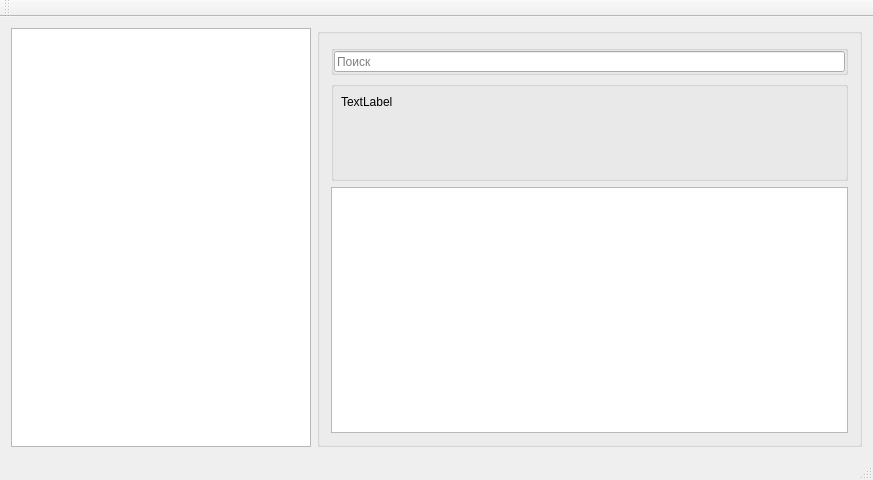
Above: mainwindow.ui from Afinogen/QtApp before the change. Below: the same form after it.
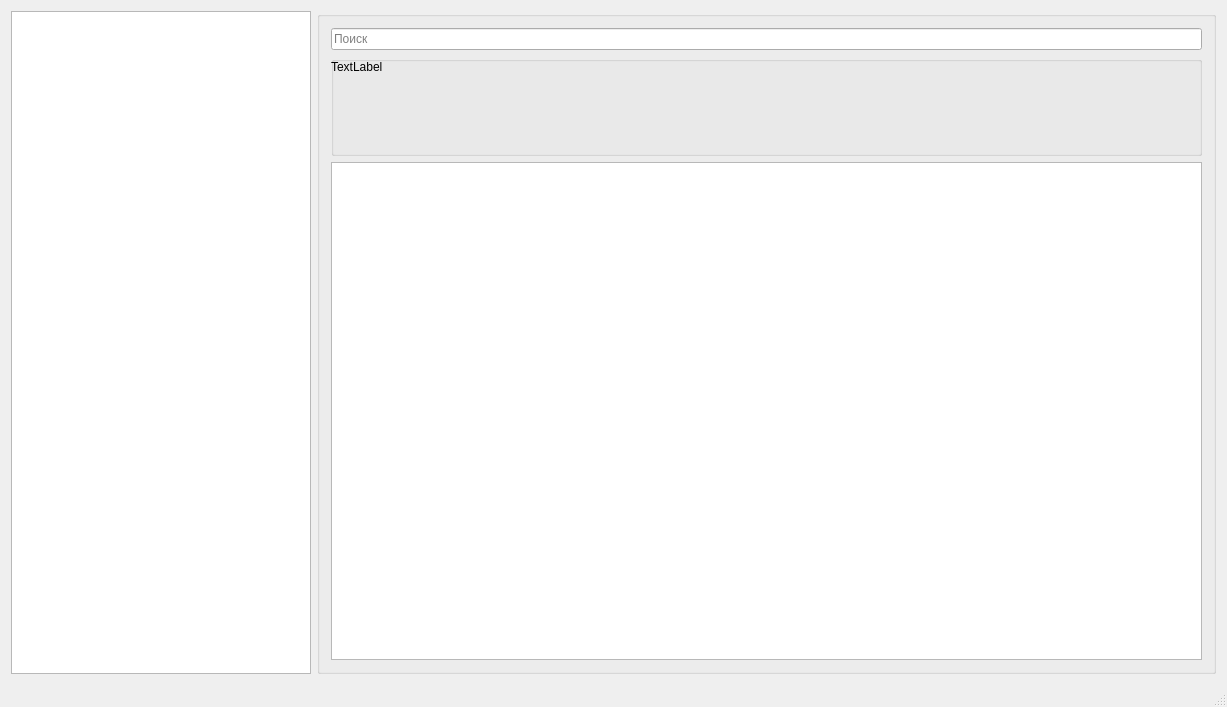
That is the form after the change.

The edit to the form file:
```diff
--- a/mainwindow.ui
+++ b/mainwindow.ui
@@ -6,8 +6,8 @@
    <rect>
     <x>0</x>
     <y>0</y>
-    <width>873</width>
-    <height>480</height>
+    <width>1227</width>
+    <height>707</height>
    </rect>
   </property>
   <property name="windowTitle">
@@ -19,62 +19,125 @@
      <widget class="QTreeView" name="treeView">
       <property name="minimumSize">
        <size>
-        <width>150</width>
-        <height>0</height>
-       </size>
-      </property>
-      <property name="maximumSize">
-       <size>
         <width>300</width>
+        <height>0</height>
+       </size>
+      </property>
+      <property name="maximumSize">
+       <size>
+        <width>0</width>
         <height>16777215</height>
        </size>
       </property>
+      <property name="layoutDirection">
+       <enum>Qt::LeftToRight</enum>
+      </property>
+      <property name="autoFillBackground">
+       <bool>true</bool>
+      </property>
+      <property name="inputMethodHints">
+       <set>Qt::ImhNone</set>
+      </property>
+      <property name="frameShape">
+       <enum>QFrame::StyledPanel</enum>
+      </property>
+      <property name="frameShadow">
+       <enum>QFrame::Sunken</enum>
+      </property>
+      <property name="midLineWidth">
+       <number>0</number>
+      </property>
+      <property name="verticalScrollBarPolicy">
+       <enum>Qt::ScrollBarAsNeeded</enum>
+      </property>
+      <property name="horizontalScrollBarPolicy">
+       <enum>Qt::ScrollBarAsNeeded</enum>
+      </property>
+      <property name="sizeAdjustPolicy">
+       <enum>QAbstractScrollArea::AdjustToContentsOnFirstShow</enum>
+      </property>
+      <property name="autoScroll">
+       <bool>true</bool>
+      </property>
+      <property name="alternatingRowColors">
+       <bool>false</bool>
+      </property>
+      <property name="selectionMode">
+       <enum>QAbstractItemView::SingleSelection</enum>
+      </property>
+      <property name="selectionBehavior">
+       <enum>QAbstractItemView::SelectItems</enum>
+      </property>
+      <property name="textElideMode">
+       <enum>Qt::ElideRight</enum>
+      </property>
+      <property name="verticalScrollMode">
+       <enum>QAbstractItemView::ScrollPerItem</enum>
+      </property>
+      <property name="horizontalScrollMode">
+       <enum>QAbstractItemView::ScrollPerItem</enum>
+      </property>
+      <property name="autoExpandDelay">
+       <number>-1</number>
+      </property>
+      <property name="indentation">
+       <number>20</number>
+      </property>
+      <property name="itemsExpandable">
+       <bool>true</bool>
+      </property>
+      <property name="sortingEnabled">
+       <bool>true</bool>
+      </property>
+      <property name="animated">
+       <bool>true</bool>
+      </property>
+      <property name="allColumnsShowFocus">
+       <bool>false</bool>
+      </property>
+      <property name="wordWrap">
+       <bool>false</bool>
+      </property>
+      <property name="headerHidden">
+       <bool>true</bool>
+      </property>
+      <attribute name="headerVisible">
+       <bool>false</bool>
+      </attribute>
+      <attribute name="headerCascadingSectionResizes">
+       <bool>true</bool>
+      </attribute>
+      <attribute name="headerDefaultSectionSize">
+       <number>300</number>
+      </attribute>
+      <attribute name="headerHighlightSections">
+       <bool>false</bool>
+      </attribute>
+      <attribute name="headerShowSortIndicator" stdset="0">
+       <bool>true</bool>
+      </attribute>
+      <attribute name="headerStretchLastSection">
+       <bool>false</bool>
+      </attribute>
      </widget>
     </item>
     <item>
      <widget class="QGroupBox" name="groupBox">
+      <property name="minimumSize">
+       <size>
+        <width>0</width>
+        <height>0</height>
+       </size>
+      </property>
       <property name="title">
        <string/>
       </property>
       <layout class="QVBoxLayout" name="verticalLayout_2">
        <item>
-        <widget class="QGroupBox" name="groupBox_2">
-         <property name="maximumSize">
-          <size>
-           <width>16777215</width>
-           <height>30</height>
-          </size>
+        <widget class="QLineEdit" name="lineEdit">
+         <property name="placeholderText">
+          <string>Поиск</string>
          </property>
-         <property name="layoutDirection">
-          <enum>Qt::LeftToRight</enum>
-         </property>
-         <property name="title">
-          <string/>
-         </property>
-         <property name="alignment">
-          <set>Qt::AlignLeading|Qt::AlignLeft|Qt::AlignTop</set>
-         </property>
-         <layout class="QVBoxLayout" name="verticalLayout">
-          <property name="leftMargin">
-           <number>0</number>
-          </property>
-          <property name="topMargin">
-           <number>0</number>
-          </property>
-          <property name="rightMargin">
-           <number>0</number>
-          </property>
-          <property name="bottomMargin">
-           <number>0</number>
-          </property>
-          <item>
-           <widget class="QLineEdit" name="lineEdit">
-            <property name="placeholderText">
-             <string>Поиск</string>
-            </property>
-           </widget>
-          </item>
-         </layout>
         </widget>
        </item>
        <item>
@@ -97,8 +160,8 @@
          <widget class="QLabel" name="label">
           <property name="geometry">
            <rect>
-            <x>10</x>
-            <y>10</y>
+            <x>0</x>
+            <y>0</y>
             <width>501</width>
             <height>21</height>
            </rect>
@@ -110,24 +173,13 @@
         </widget>
        </item>
        <item>
-        <widget class="QTableWidget" name="tableWidget"/>
+        <widget class="QTableView" name="tableView"/>
        </item>
       </layout>
      </widget>
     </item>
    </layout>
   </widget>
-  <widget class="QToolBar" name="toolBar">
-   <property name="windowTitle">
-    <string>toolBar</string>
-   </property>
-   <attribute name="toolBarArea">
-    <enum>TopToolBarArea</enum>
-   </attribute>
-   <attribute name="toolBarBreak">
-    <bool>false</bool>
-   </attribute>
-  </widget>
   <widget class="QStatusBar" name="statusBar"/>
   <widget class="QMenuBar" name="menuBar">
    <property name="geometry">
```
Left out of the diff: 4 changed lines with no effect on the pictures.
